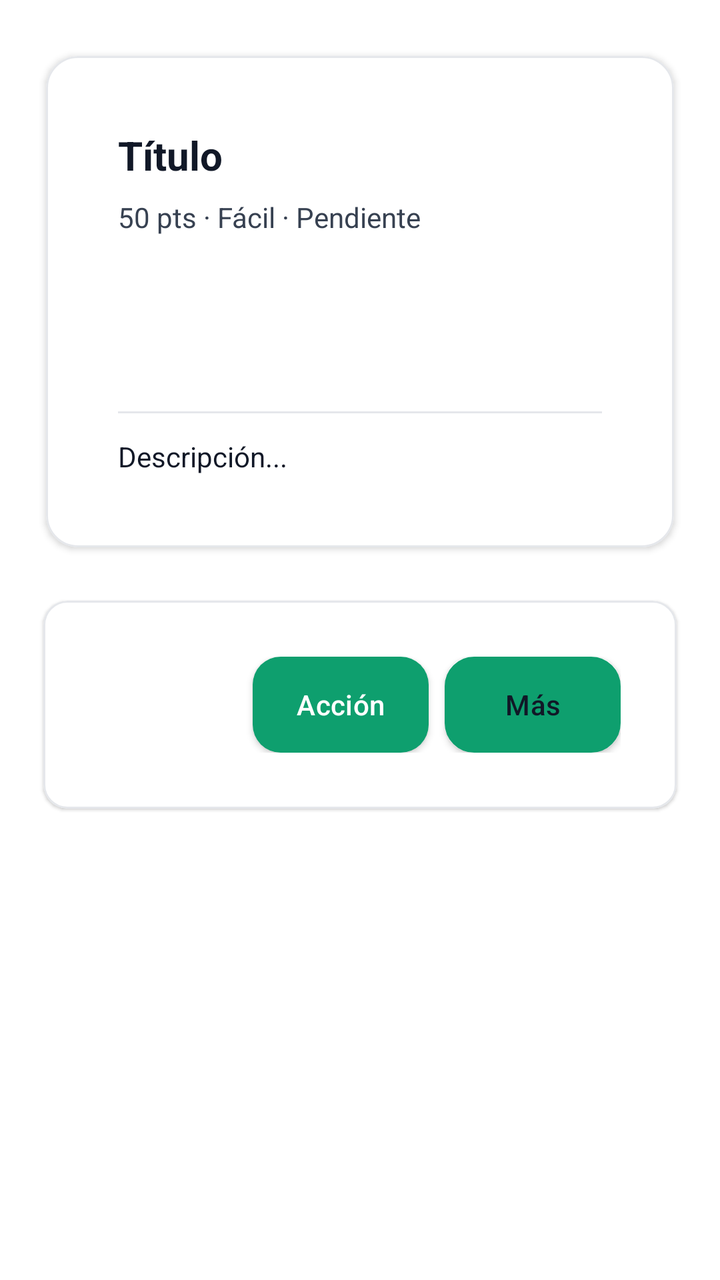
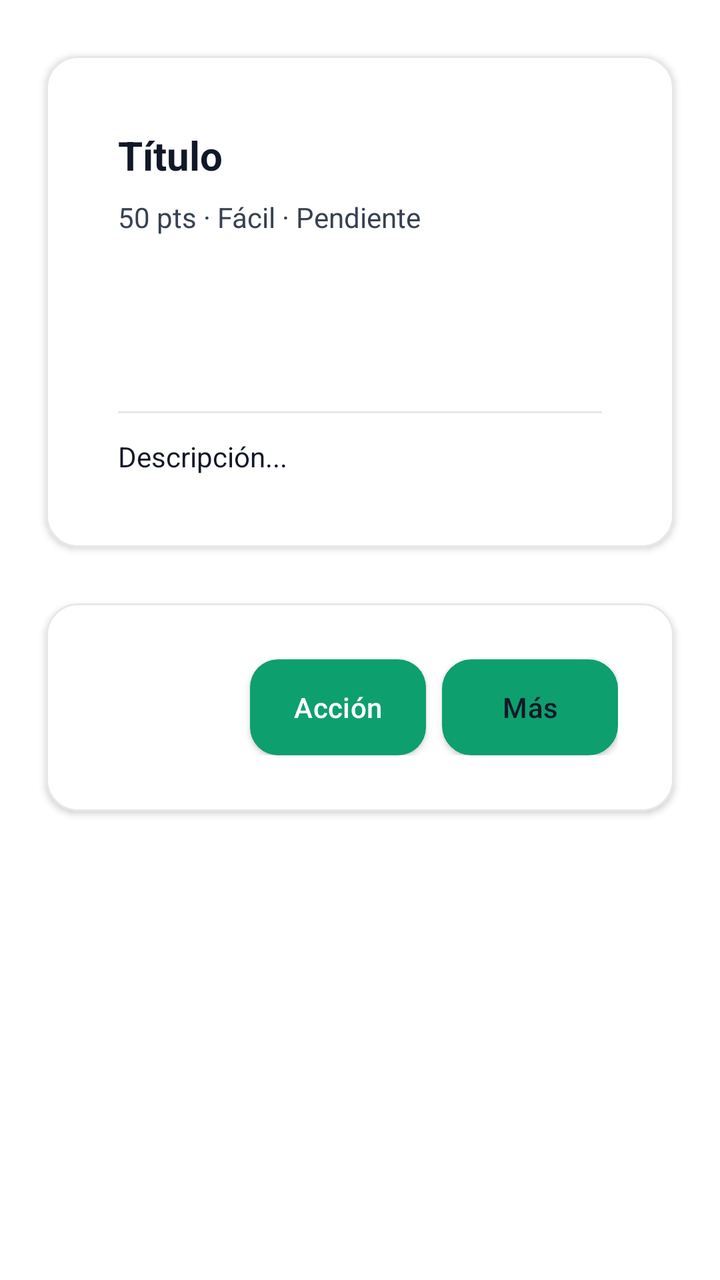

The first picture is an Android layout as it rendered before a commit; the second is the same layout after the commit. The layout source and the unified diff follow.
<!-- AndroidManifest.xml: application theme Theme.TFG -->
<!-- res/layout/fragment_tarea_detalle.xml -->
<?xml version="1.0" encoding="utf-8"?>
<ScrollView xmlns:android="http://schemas.android.com/apk/res/android"
    xmlns:app="http://schemas.android.com/apk/res-auto"
    android:layout_width="match_parent"
    android:layout_height="match_parent"
    android:fillViewport="false"
    android:background="@color/fondo">

    <LinearLayout
        android:layout_width="match_parent"
        android:layout_height="wrap_content"
        android:orientation="vertical"
        android:paddingTop="@dimen/spacing_xl"
        android:paddingStart="@dimen/spacing_lg"
        android:paddingEnd="@dimen/spacing_lg"
        android:paddingBottom="72dp">

        
        <com.google.android.material.card.MaterialCardView
            android:id="@+id/cardDetallePrincipal"
            android:layout_width="match_parent"
            android:layout_height="wrap_content"
            android:layout_marginBottom="@dimen/spacing_md"
            app:cardCornerRadius="@dimen/corner_radius_lg"
            app:cardElevation="@dimen/elevation_pressed"
            app:cardBackgroundColor="@color/superficie"
            app:strokeColor="@color/divisor"
            app:strokeWidth="@dimen/stroke_thin">

            <LinearLayout
                android:layout_width="match_parent"
                android:layout_height="wrap_content"
                android:orientation="vertical"
                android:padding="@dimen/spacing_xl" android:paddingBottom="76dp">

                <TextView
                    android:id="@+id/tvDetalleTitulo"
                    android:layout_width="match_parent"
                    android:layout_height="wrap_content"
                    android:textSize="20sp"
                    android:textStyle="bold"
                    android:textColor="@color/texto_principal"
                    android:text="@string/titulo_placeholder" />

                <TextView
                    android:id="@+id/tvDetalleMeta"
                    android:layout_width="match_parent"
                    android:layout_height="wrap_content"
                    android:layout_marginTop="@dimen/spacing_sm"
                    android:textColor="@color/texto_secundario"
                    android:textSize="14sp"
                    android:text="@string/meta_placeholder" />

                <TextView
                    android:id="@+id/tvDetalleFechaHora"
                    android:layout_width="match_parent"
                    android:layout_height="wrap_content"
                    android:layout_marginTop="6dp"
                    android:textColor="@color/gris"
                    android:textSize="13sp"
                    android:text="" />

                <TextView
                    android:id="@+id/tvDetalleEstadoChip"
                    android:layout_width="wrap_content"
                    android:layout_height="wrap_content"
                    android:layout_marginTop="6dp"
                    android:background="@drawable/bg_estado_chip"
                    android:paddingHorizontal="10dp"
                    android:paddingVertical="3dp"
                    android:textColor="@color/white"
                    android:textSize="12sp"
                    android:textStyle="bold"
                    android:text="" />

                <TextView
                    android:id="@+id/tvDetalleAsignado"
                    android:layout_width="match_parent"
                    android:layout_height="wrap_content"
                    android:layout_marginTop="6dp"
                    android:textColor="@color/gris"
                    android:textSize="13sp"
                    android:text="" />

                <View
                    android:layout_width="match_parent"
                    android:layout_height="1dp"
                    android:background="@color/divisor"
                    android:layout_marginTop="@dimen/spacing_md"
                    android:layout_marginBottom="@dimen/spacing_md" />

                <TextView
                    android:id="@+id/tvDetalleDescripcion"
                    android:layout_width="match_parent"
                    android:layout_height="wrap_content"
                    android:textColor="@color/texto_principal"
                    android:textSize="14sp"
                    android:text="@string/descripcion_placeholder" />

            </LinearLayout>
        </com.google.android.material.card.MaterialCardView>

        
        <com.google.android.material.card.MaterialCardView
            android:layout_width="match_parent"
            android:layout_height="wrap_content"
            app:cardCornerRadius="@dimen/corner_radius_sm"
            app:cardElevation="@dimen/elevation_default"
            app:cardBackgroundColor="@color/superficie"
            app:strokeColor="@color/divisor"
            app:strokeWidth="@dimen/stroke_thin">

            <LinearLayout
                android:layout_width="match_parent"
                android:layout_height="wrap_content"
                android:orientation="horizontal"
                android:padding="@dimen/spacing_md"
                android:gravity="end" android:paddingBottom="76dp">

                <com.google.android.material.button.MaterialButton
                    android:id="@+id/btnDetalleAsignar"
                    android:layout_width="wrap_content"
                    android:layout_height="wrap_content"
                    style="@style/Widget.TFG.Boton.Contorno"
                    android:text="@string/asignar"
                    android:textAllCaps="false"
                    android:layout_marginEnd="@dimen/spacing_sm"
                    android:visibility="gone" />

                <com.google.android.material.button.MaterialButton
                    android:id="@+id/btnDetalleAccion"
                    android:layout_width="wrap_content"
                    android:layout_height="wrap_content"
                    style="@style/Widget.TFG.Boton.Relleno"
                    android:text="@string/accion"
                    android:textAllCaps="false"
                    android:layout_marginEnd="@dimen/spacing_sm" />

                <com.google.android.material.button.MaterialButton
                    android:id="@+id/btnDetalleMas"
                    android:layout_width="wrap_content"
                    android:layout_height="wrap_content"
                    style="@style/Widget.TFG.Boton.Contorno"
                    android:text="@string/mas"
                    android:textAllCaps="false" />

            </LinearLayout>
        </com.google.android.material.card.MaterialCardView>

        
        <com.google.android.material.card.MaterialCardView
            android:id="@+id/cardCancelarRecurrencia"
            android:layout_width="match_parent"
            android:layout_height="wrap_content"
            android:layout_marginTop="@dimen/spacing_sm"
            app:cardCornerRadius="@dimen/corner_radius_sm"
            app:cardElevation="@dimen/elevation_default"
            app:cardBackgroundColor="@color/superficie"
            app:strokeColor="@color/divisor"
            app:strokeWidth="@dimen/stroke_thin"
            android:visibility="gone">

            <com.google.android.material.button.MaterialButton
                android:id="@+id/btnDetalleCancelarRecurrencia"
                android:layout_width="match_parent"
                android:layout_height="wrap_content"
                style="@style/Widget.TFG.Boton.Contorno"
                android:layout_margin="@dimen/spacing_md"
                android:text="@string/cancelar_recurrencia"
                android:textAllCaps="false" />

        </com.google.android.material.card.MaterialCardView>

    </LinearLayout>

</ScrollView>
<!-- resources referenced by this layout -->
<resources>
  <color name="divisor">#E5E7EB</color>
  <color name="fondo">#FFFFFF</color>
  <color name="gris">#6B7280</color>
  <color name="superficie">#FFFFFF</color>
  <color name="texto_principal">#111827</color>
  <color name="texto_secundario">#374151</color>
  <color name="white">#FFFFFF</color>
  <dimen name="corner_radius_lg">16dp</dimen>
  <dimen name="corner_radius_sm">12dp</dimen>
  <dimen name="elevation_default">1dp</dimen>
  <dimen name="elevation_pressed">2dp</dimen>
  <dimen name="spacing_lg">16dp</dimen>
  <dimen name="spacing_md">12dp</dimen>
  <dimen name="spacing_sm">8dp</dimen>
  <dimen name="spacing_xl">20dp</dimen>
  <dimen name="stroke_thin">1dp</dimen>
  <!-- drawable bg_estado_chip (drawable) -->
  <?xml version="1.0" encoding="utf-8"?>
  <shape xmlns:android="http://schemas.android.com/apk/res/android"
      android:shape="rectangle">
      <solid android:color="@color/white" />
      <corners android:radius="@dimen/corner_radius_pill" />
  </shape>
  <string name="accion">Acción</string>
  <string name="asignar">Asignar</string>
  <string name="cancelar_recurrencia">Cancelar recurrencia</string>
  <string name="descripcion_placeholder">Descripción...</string>
  <string name="mas">Más</string>
  <string name="meta_placeholder">50 pts · Fácil · Pendiente</string>
  <string name="titulo_placeholder">Título</string>
  <style name="Widget.TFG.Boton.Contorno" parent="Widget.TFG.Boton.Base">
          <item name="android:background">@drawable/btn_outline_black</item>
          <item name="android:textColor">@color/texto_principal</item>
          <item name="cornerRadius">@dimen/corner_radius_md</item>
      </style>
  <style name="Widget.TFG.Boton.Relleno" parent="Widget.TFG.Boton.Base">
          <item name="android:background">@drawable/btn_filled_black</item>
          <item name="android:textColor">@color/on_acento</item>
          <item name="cornerRadius">@dimen/corner_radius_md</item>
      </style>
  <style name="Theme.TFG" parent="Tema.TFG.Moderno" />
  <dimen name="corner_radius_pill">100dp</dimen>
  <style name="Widget.TFG.Boton.Base" parent="Widget.MaterialComponents.Button">
          <item name="android:textAllCaps">false</item>
          <item name="android:minHeight">@dimen/button_min_height</item>
          <item name="android:textSize">14sp</item>
          <item name="android:letterSpacing">0.01</item>
      </style>
  <dimen name="corner_radius_md">14dp</dimen>
  <color name="on_acento">#FFFFFF</color>
  <dimen name="button_min_height">48dp</dimen>
  <color name="brand_100">#D6F2E6</color>
  <color name="brand_600">#0A7D56</color>
  <color name="primario">#0E9F6E</color>
  <color name="primario_variant">#0A7D56</color>
  <style name="TextAppearance.TFG.Cuerpo" parent="TextAppearance.MaterialComponents.Body1">
          <item name="android:textColor">@color/texto_secundario</item>
          <item name="android:textSize">14sp</item>
          <item name="android:lineSpacingMultiplier">1.2</item>
      </style>
  <style name="TextAppearance.TFG.Titulo" parent="TextAppearance.MaterialComponents.Headline6">
          <item name="android:textColor">@color/texto_principal</item>
          <item name="android:textStyle">bold</item>
          <item name="android:textSize">20sp</item>
          <item name="android:letterSpacing">0</item>
      </style>
  <style name="TextAppearance.TFG.Label" parent="TextAppearance.MaterialComponents.Caption">
          <item name="android:textColor">@color/texto_deshabilitado</item>
          <item name="android:textSize">12sp</item>
          <item name="android:letterSpacing">0.03</item>
      </style>
  <dimen name="corner_radius_xl">20dp</dimen>
  <dimen name="spacing_xs">4dp</dimen>
  <style name="TextAppearance.TFG.NavLabel" parent="TextAppearance.MaterialComponents.Caption">
          <item name="android:textSize">11sp</item>
          <item name="android:letterSpacing">0.02</item>
      </style>
  <color name="texto_deshabilitado">#6B7280</color>
  <color name="superficie_variant">#F9FAFB</color>
  <!-- unchanged entries left out for length: 8 -->
</resources>

<!-- the commit's change to res/layout/fragment_tarea_detalle.xml (unified diff, before → after) -->
@@ -104,8 +104,8 @@
         <com.google.android.material.card.MaterialCardView
             android:layout_width="match_parent"
             android:layout_height="wrap_content"
-            app:cardCornerRadius="@dimen/corner_radius_sm"
-            app:cardElevation="@dimen/elevation_default"
+            app:cardCornerRadius="@dimen/corner_radius_lg"
+            app:cardElevation="@dimen/elevation_pressed"
             app:cardBackgroundColor="@color/superficie"
             app:strokeColor="@color/divisor"
             app:strokeWidth="@dimen/stroke_thin">
@@ -153,8 +153,8 @@
             android:layout_width="match_parent"
             android:layout_height="wrap_content"
             android:layout_marginTop="@dimen/spacing_sm"
-            app:cardCornerRadius="@dimen/corner_radius_sm"
-            app:cardElevation="@dimen/elevation_default"
+            app:cardCornerRadius="@dimen/corner_radius_lg"
+            app:cardElevation="@dimen/elevation_pressed"
             app:cardBackgroundColor="@color/superficie"
             app:strokeColor="@color/divisor"
             app:strokeWidth="@dimen/stroke_thin"
<!-- resource entries referenced after the edit -->
@@ -8,7 +8,6 @@
   <color name="texto_secundario">#374151</color>
   <color name="white">#FFFFFF</color>
   <dimen name="corner_radius_lg">16dp</dimen>
-  <dimen name="corner_radius_sm">12dp</dimen>
   <dimen name="elevation_default">1dp</dimen>
   <dimen name="elevation_pressed">2dp</dimen>
   <dimen name="spacing_lg">16dp</dimen>
